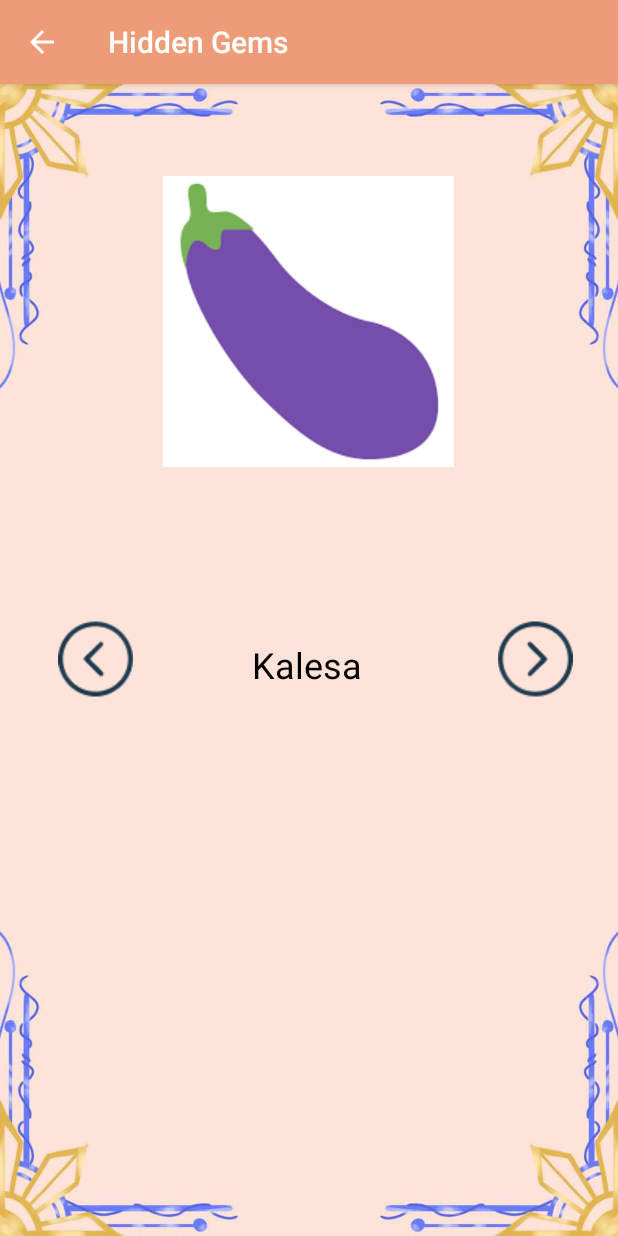
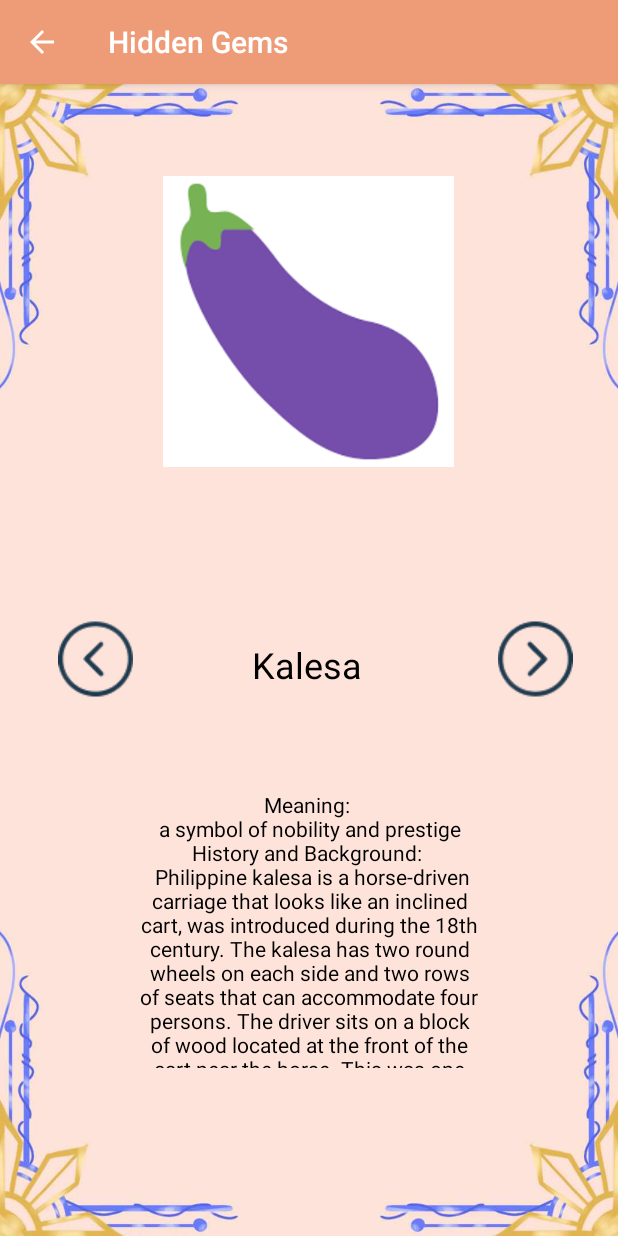
Before and after one commit to Sandoksalamat/Actual-Code-keme, an Android app: the Kalesa screen opened directly, with no data from a screen before it, on a phone screen of 412 x 824 dp. Run offline under Robolectric (Android 15) with nearby library versions, the phone set to English and light mode, and no system bars.

Commit message:
- Lahat na may content hooray XD

```diff
--- a/app/src/main/java/com/example/sagisag/Kalesa.java
+++ b/app/src/main/java/com/example/sagisag/Kalesa.java
@@ -20,7 +20,9 @@ public class Kalesa extends AppCompatActivity {
         Button next = findViewById(R.id.rbutton9);
         Button prev = findViewById(R.id.lbutton9);
         tv = (TextView) findViewById(R.id.content_kalesa);
-        String xd = "";
+        String xd = "Meaning: \n a symbol of nobility and prestige \n" +
+                "History and Background: \n Philippine kalesa is a horse-driven carriage that looks like an inclined cart, was introduced during the 18th century. The kalesa has two round wheels on each side and two rows of seats that can accommodate four persons. The driver sits on a block of wood located at the front of the cart near the horse. This was one of the methods of transportation introduced in the Philippines in the 18th century by the Spaniards that only nobles and high ranked Spanish officials could afford. The Ilustrados, who are the rich Filipinos who had their own businesses, used the kalesa not only for traveling but as a way of transporting their goods as well. They are hardly ever used in the streets nowadays except in tourist spots and some rural areas. It has been around since the Spanish times in the Philippines, providing taxi service from one end of town to another, and from one town to another. The horse that pulled the kalesa went through several stages of training under its kuchero or driver. \n" +
+                "Other Info: \n Other vehicles, from the pedicab to the Mercedes have come and gone, but the kalesa has survived their competition. Town fiestas would not be complete without the parade of kalesas in full regalia. Today, with tourism on the rise, visitors enjoy cruising through town in these horse-drawn carriages.  Today when you hear the rhythmic clip-clop of a horse and the resonant ding-dong of a bell, you can be sure a kalesa is coming. Long live the Kalesa! \n";
         tv.setText(xd);
         tv.setMovementMethod(new ScrollingMovementMethod());
 
--- a/app/src/main/java/com/example/sagisag/LechonBaboy.java
+++ b/app/src/main/java/com/example/sagisag/LechonBaboy.java
@@ -20,7 +20,9 @@ public class LechonBaboy extends AppCompatActivity {
         Button next = findViewById(R.id.rbutton3);
         Button prev = findViewById(R.id.lbutton3);
         tv = (TextView) findViewById(R.id.content_lechon);
-        String xd = "";
+        String xd = "Meaning: \n symbolizes the bond between communities when it comes to fiestas and also symbolizes the joyfulness of gatherings. \n" +
+                "\n History and Background: \n Before the Spaniards set foot in Asian countries, roasted pork had long existed in Austronesian cultures (which includes peoples in Taiwan, Southeast Asia, Oceania, and Madagascar). Pigs originated in China where traders introduced the species all throughout Southeast Asia and Oceania and even taught the populations about cooking pork and roasting pig. While roasting pigs already existed in the Philippines before the Spanish arrived, it was the Spaniards who labeled the process of roasting a whole pig, lechon. \n" +
+                "\n Other Info: \n In fact, lechon, lechon asado, and lechona are names for roasted pork in countries like Cuba, Puerto Rico, the Dominican Republic, and Colombia. Historically during the Spanish Inquisition years, the Spanish tested Muslims and Jews who were converting to Christianity by having them eat pork. In the Philippines, they saw the many religions of the country, so they promoted pork in order to spread their culture and religion. Lechon is certainly one of the Philippines’ national dishes that is commonly served during feasts, fiestas, holidays, celebrations, and gatherings for family and friends.\n";
         tv.setText(xd);
         tv.setMovementMethod(new ScrollingMovementMethod());
 
--- a/app/src/main/res/layout/activity_kalesa.xml
+++ b/app/src/main/res/layout/activity_kalesa.xml
@@ -67,7 +67,10 @@
         android:id="@+id/content_kalesa"
         android:layout_width="243dp"
         android:layout_height="185dp"
-        android:text=""
+        android:text="Meaning: \n a symbol of nobility and prestige \n
+\n History and Background: \n Philippine kalesa is a horse-driven carriage that looks like an inclined cart, was introduced during the 18th century. The kalesa has two round wheels on each side and two rows of seats that can accommodate four persons. The driver sits on a block of wood located at the front of the cart near the horse. This was one of the methods of transportation introduced in the Philippines in the 18th century by the Spaniards that only nobles and high ranked Spanish officials could afford. The Ilustrados, who are the rich Filipinos who had their own businesses, used the kalesa not only for traveling but as a way of transporting their goods as well. They are hardly ever used in the streets nowadays except in tourist spots and some rural areas. It has been around since the Spanish times in the Philippines, providing taxi service from one end of town to another, and from one town to another. The horse that pulled the kalesa went through several stages of training under its kuchero or driver. \n
+\n Other Info: \n Other vehicles, from the pedicab to the Mercedes have come and gone, but the kalesa has survived their competition. Town fiestas would not be complete without the parade of kalesas in full regalia. Today, with tourism on the rise, visitors enjoy cruising through town in these horse-drawn carriages.  Today when you hear the rhythmic clip-clop of a horse and the resonant ding-dong of a bell, you can be sure a kalesa is coming. Long live the Kalesa! \n
+"
         android:textAlignment="center"
         android:textColor="#000000"
         app:layout_constraintBottom_toBottomOf="parent"
--- a/app/src/main/res/layout/activity_lechon_baboy.xml
+++ b/app/src/main/res/layout/activity_lechon_baboy.xml
@@ -67,7 +67,10 @@
         android:id="@+id/content_lechon"
         android:layout_width="243dp"
         android:layout_height="185dp"
-        android:text=""
+        android:text="Meaning: \n symbolizes the bond between communities when it comes to fiestas and also symbolizes the joyfulness of gatherings. \n
+\n History and Background: \n Before the Spaniards set foot in Asian countries, roasted pork had long existed in Austronesian cultures (which includes peoples in Taiwan, Southeast Asia, Oceania, and Madagascar). Pigs originated in China where traders introduced the species all throughout Southeast Asia and Oceania and even taught the populations about cooking pork and roasting pig. While roasting pigs already existed in the Philippines before the Spanish arrived, it was the Spaniards who labeled the process of roasting a whole pig, lechon. \n
+\n Other Info: \n In fact, lechon, lechon asado, and lechona are names for roasted pork in countries like Cuba, Puerto Rico, the Dominican Republic, and Colombia. Historically during the Spanish Inquisition years, the Spanish tested Muslims and Jews who were converting to Christianity by having them eat pork. In the Philippines, they saw the many religions of the country, so they promoted pork in order to spread their culture and religion. Lechon is certainly one of the Philippines’ national dishes that is commonly served during feasts, fiestas, holidays, celebrations, and gatherings for family and friends.
+"
         android:textAlignment="center"
         android:textColor="#000000"
         app:layout_constraintBottom_toBottomOf="parent"
```
Also changed, not shown: app/src/main/res/layout/activity_about.xml (+15 -0 lines).
